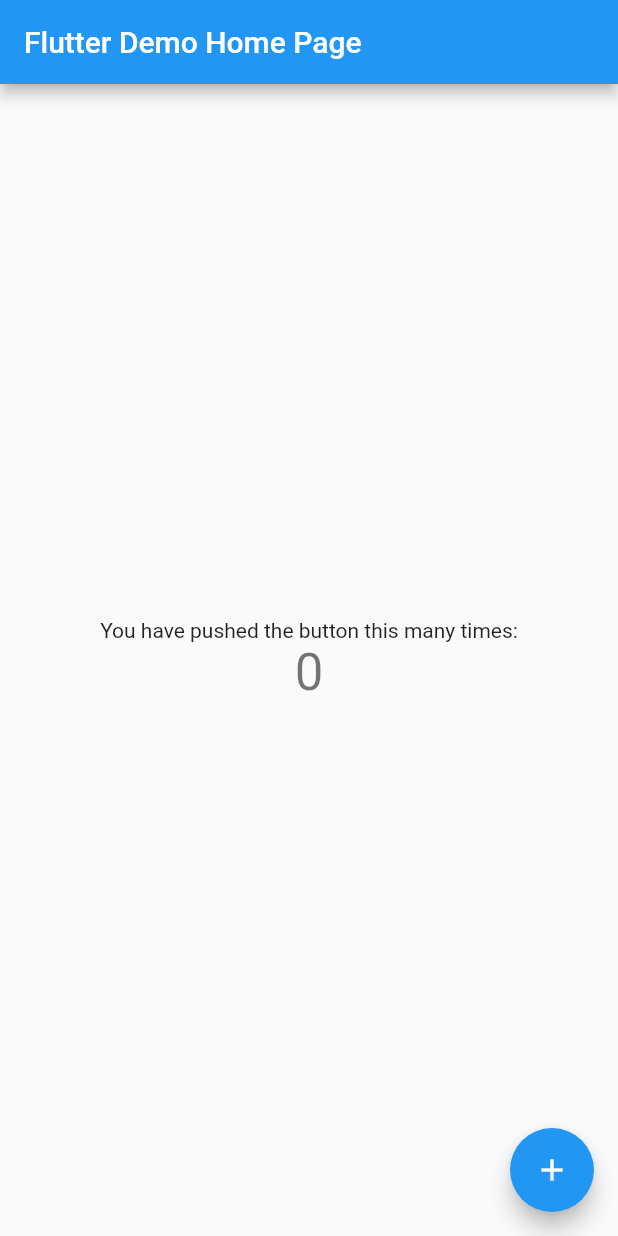
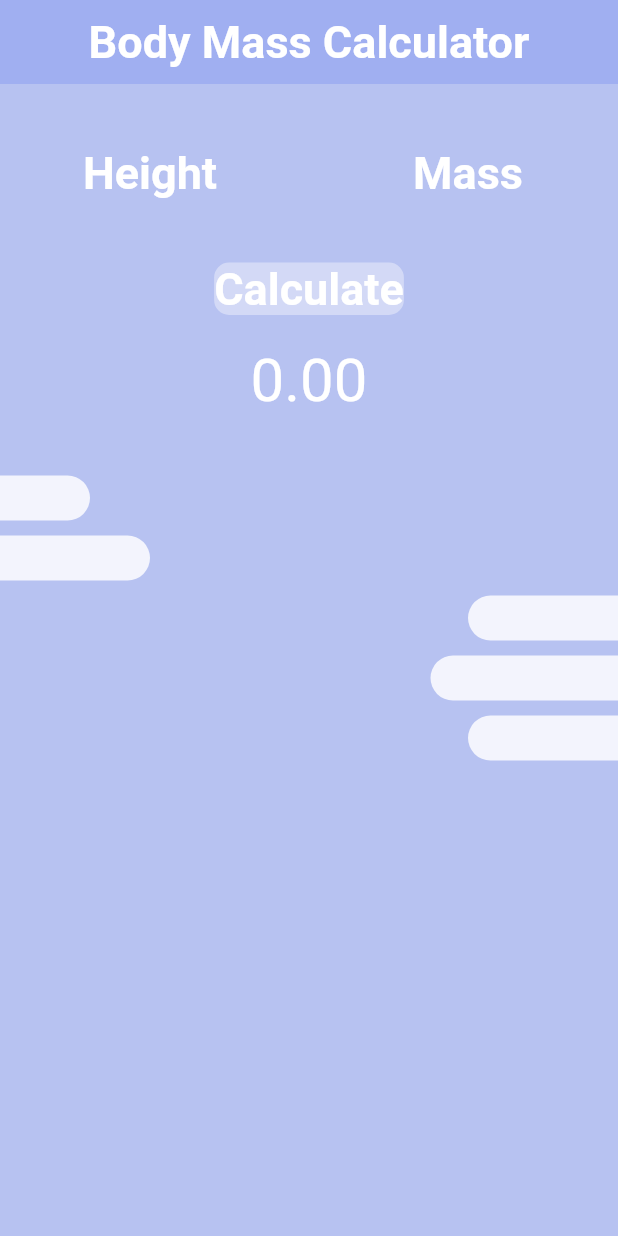
Before and after one commit to AdibaNoor/BodyMassClac, a Flutter app: the screen it shows after launch, on a phone screen of 412 x 824 dp. Run offline on Flutter 3.47's test engine with Material 2 defaults, Android fonts, the phone set to English and light mode, and no system bars.

Commit message:
done with the detailing

```diff
--- /dev/null
+++ b/body_mass_calc/lib/Screens/HomePage.dart
@@ -0,0 +1,147 @@
+import 'package:body_mass_calc/Widgets/left_bar.dart';
+import 'package:body_mass_calc/Widgets/right_bar.dart';
+import 'package:flutter/material.dart';
+
+class HomePage extends StatefulWidget {
+  const HomePage({Key? key}) : super(key: key);
+
+  @override
+  State<HomePage> createState() => _HomePageState();
+}
+
+class _HomePageState extends State<HomePage> {
+  TextEditingController _heightController = TextEditingController();
+  TextEditingController _weightController = TextEditingController();
+  double _bmiResult =0;
+  String _textResult ='';
+  @override
+  Widget build(BuildContext context) {
+    return Scaffold(
+      backgroundColor: Color(0xFFB7C2F1),
+      appBar: AppBar(
+        title: Text('Body Mass Calculator',
+          style: TextStyle(color: Color(0xFFFFFFFF),
+              fontSize: 30,
+              fontWeight: FontWeight.w600),
+        ),
+        centerTitle: true,
+        backgroundColor: Color(0xFFA0AFF1),
+        elevation: 0,
+
+      ),
+      body: SingleChildScrollView(
+        child: Column(
+          children: [
+            SizedBox(height: 30,),
+            Padding(
+              padding: const EdgeInsets.symmetric(horizontal: 25.0),
+              child: Row(
+                mainAxisAlignment: MainAxisAlignment.spaceBetween,
+                children: [
+                  //height
+                  Container(
+                    width: 150,
+                    child: TextField(
+                      controller: _heightController,
+                      textAlign: TextAlign.center,
+                      style: TextStyle(color: Colors.white,
+                      fontWeight: FontWeight.bold,
+                      fontSize: 30),
+                      keyboardType: TextInputType.number,
+                      decoration: InputDecoration(
+                        hintText: 'Height',
+                        border: InputBorder.none,
+                        hintStyle: TextStyle(
+                          color: Colors.white
+                        ),
+                      ),
+                    ),
+                  ),
+                  //mass
+                  Container(
+                    width: 150,
+                    child: TextField(
+                      controller: _weightController,
+                      textAlign: TextAlign.center,
+                      style: TextStyle(color: Colors.white,
+                          fontWeight: FontWeight.bold,
+                          fontSize: 30),
+                      keyboardType: TextInputType.number,
+                      decoration: InputDecoration(
+                        hintText: 'Mass',
+                        border: InputBorder.none,
+                        hintStyle: TextStyle(
+                            color: Colors.white
+                        ),
+                      ),
+                    ),
+                  ),
+                ],
+              ),
+            ),
+            SizedBox(height: 30,),
+            //Calculate button
+            GestureDetector(
+              onTap: (){
+                double _h = double.parse(_heightController.text);
+                double _w = double.parse(_weightController.text);
+                setState(() {
+                  _bmiResult = _w /(_h * _h);
+                  if(_bmiResult>25){
+                    _textResult = 'You are over-weight!!';
+                  }else if(_bmiResult>=18.5 && _bmiResult<=25){
+                    _textResult = 'You have a normal weight!!';
+                  }else{
+                    _textResult = 'You are under weight!!';
+                  }
+                });
+              },
+              child: Container(
+                decoration: BoxDecoration(
+                  color: Colors.white38,
+                  borderRadius: BorderRadius.circular(10)
+                ),
+                child: Text('Calculate', style: TextStyle(
+                  color: Colors.white,
+                  fontSize: 30,
+                  fontWeight: FontWeight.bold,
+                ),),
+              ),
+            ),
+            SizedBox(height: 20,),
+            //Output
+            Container(
+              child: Text(_bmiResult.toStringAsFixed(2),
+              style: TextStyle(
+                color: Colors.white, fontSize: 40, fontWeight: FontWeight.w400,
+              ),),
+            ),
+            SizedBox(height: 20,),
+            //textouput
+            Visibility(
+              visible: _textResult.isNotEmpty,
+              child: Container(
+                child: Text(_textResult,
+                  style: TextStyle(
+                    color: Colors.white, fontSize: 35, fontWeight: FontWeight.w300,
+                  ),),
+              ),
+            ),
+            SizedBox(height: 20,),
+            LeftBar( barwidth: 60,),
+            SizedBox(height: 10,),
+            LeftBar( barwidth: 100,),
+            SizedBox(height: 10,),
+            RightBar(barwidth: 100,),
+            SizedBox(height: 10,),
+            RightBar(barwidth: 125,),
+            SizedBox(height: 10,),
+            RightBar(barwidth: 100,),
+
+
+          ],
+        ),
+      ),
+    );
+  }
+}
--- /dev/null
+++ b/body_mass_calc/lib/Widgets/left_bar.dart
@@ -0,0 +1,26 @@
+import 'package:flutter/material.dart';
+
+class LeftBar extends StatelessWidget {
+  const LeftBar({Key? key, required this.barwidth}) : super(key: key);
+  final double barwidth;
+  @override
+  Widget build(BuildContext context) {
+    return Row(
+      mainAxisAlignment: MainAxisAlignment.start,
+      children: [
+        Container(
+          height: 30,
+          width: barwidth,
+          decoration: BoxDecoration(
+            borderRadius: BorderRadius.only(
+              topRight: Radius.circular(18),
+              bottomRight: Radius.circular(18),
+            ),
+            color: Color(0xD3FFFFFF)
+          ),
+        )
+      ],
+
+    );
+  }
+}
--- /dev/null
+++ b/body_mass_calc/lib/Widgets/right_bar.dart
@@ -0,0 +1,25 @@
+import 'package:flutter/material.dart';
+
+class RightBar extends StatelessWidget {
+  const RightBar({Key? key, required this.barwidth}) : super(key: key);
+  final double barwidth;
+  @override
+  Widget build(BuildContext context) {
+    return Row(
+      mainAxisAlignment: MainAxisAlignment.end,
+      children: [
+        Container(
+          height: 30,
+          width: barwidth,
+          decoration: BoxDecoration(
+            borderRadius: BorderRadius.only(
+              topLeft: Radius.circular(18),
+              bottomLeft: Radius.circular(18),
+            ),
+            color: Color(0xD3FFFFFF)
+          ),
+        )
+      ],
+    );
+  }
+}
--- a/body_mass_calc/lib/main.dart
+++ b/body_mass_calc/lib/main.dart
@@ -1,3 +1,4 @@
+import 'package:body_mass_calc/Screens/HomePage.dart';
 import 'package:flutter/material.dart';
 
 void main() {
@@ -11,105 +12,8 @@ class MyApp extends StatelessWidget {
   @override
   Widget build(BuildContext context) {
     return MaterialApp(
-      title: 'Flutter Demo',
-      theme: ThemeData(
-        // This is the theme of your application.
-        //
-        // Try running your application with "flutter run". You'll see the
-        // application has a blue toolbar. Then, without quitting the app, try
-        // changing the primarySwatch below to Colors.green and then invoke
-        // "hot reload" (press "r" in the console where you ran "flutter run",
-        // or simply save your changes to "hot reload" in a Flutter IDE).
-        // Notice that the counter didn't reset back to zero; the application
-        // is not restarted.
-        primarySwatch: Colors.blue,
-      ),
-      home: const MyHomePage(title: 'Flutter Demo Home Page'),
+      home: HomePage(),
+      debugShowCheckedModeBanner: false,
     );
   }
 }
-
-class MyHomePage extends StatefulWidget {
-  const MyHomePage({super.key, required this.title});
-
-  // This widget is the home page of your application. It is stateful, meaning
-  // that it has a State object (defined below) that contains fields that affect
-  // how it looks.
-
-  // This class is the configuration for the state. It holds the values (in this
-  // case the title) provided by the parent (in this case the App widget) and
-  // used by the build method of the State. Fields in a Widget subclass are
-  // always marked "final".
-
-  final String title;
-
-  @override
-  State<MyHomePage> createState() => _MyHomePageState();
-}
-
-class _MyHomePageState extends State<MyHomePage> {
-  int _counter = 0;
-
-  void _incrementCounter() {
-    setState(() {
-      // This call to setState tells the Flutter framework that something has
-      // changed in this State, which causes it to rerun the build method below
-      // so that the display can reflect the updated values. If we changed
-      // _counter without calling setState(), then the build method would not be
-      // called again, and so nothing would appear to happen.
-      _counter++;
-    });
-  }
-
-  @override
-  Widget build(BuildContext context) {
-    // This method is rerun every time setState is called, for instance as done
-    // by the _incrementCounter method above.
-    //
-    // The Flutter framework has been optimized to make rerunning build methods
-    // fast, so that you can just rebuild anything that needs updating rather
-    // than having to individually change instances of widgets.
-    return Scaffold(
-      appBar: AppBar(
-        // Here we take the value from the MyHomePage object that was created by
-        // the App.build method, and use it to set our appbar title.
-        title: Text(widget.title),
-      ),
-      body: Center(
-        // Center is a layout widget. It takes a single child and positions it
-        // in the middle of the parent.
-        child: Column(
-          // Column is also a layout widget. It takes a list of children and
-          // arranges them vertically. By default, it sizes itself to fit its
-          // children horizontally, and tries to be as tall as its parent.
-          //
-          // Invoke "debug painting" (press "p" in the console, choose the
-          // "Toggle Debug Paint" action from the Flutter Inspector in Android
-          // Studio, or the "Toggle Debug Paint" command in Visual Studio Code)
-          // to see the wireframe for each widget.
-          //
-          // Column has various properties to control how it sizes itself and
-          // how it positions its children. Here we use mainAxisAlignment to
-          // center the children vertically; the main axis here is the vertical
-          // axis because Columns are vertical (the cross axis would be
-          // horizontal).
-          mainAxisAlignment: MainAxisAlignment.center,
-          children: <Widget>[
-            const Text(
-              'You have pushed the button this many times:',
-            ),
-            Text(
-              '$_counter',
-              style: Theme.of(context).textTheme.headline4,
-            ),
-          ],
-        ),
-      ),
-      floatingActionButton: FloatingActionButton(
-        onPressed: _incrementCounter,
-        tooltip: 'Increment',
-        child: const Icon(Icons.add),
-      ), // This trailing comma makes auto-formatting nicer for build methods.
-    );
-  }
-}
```
